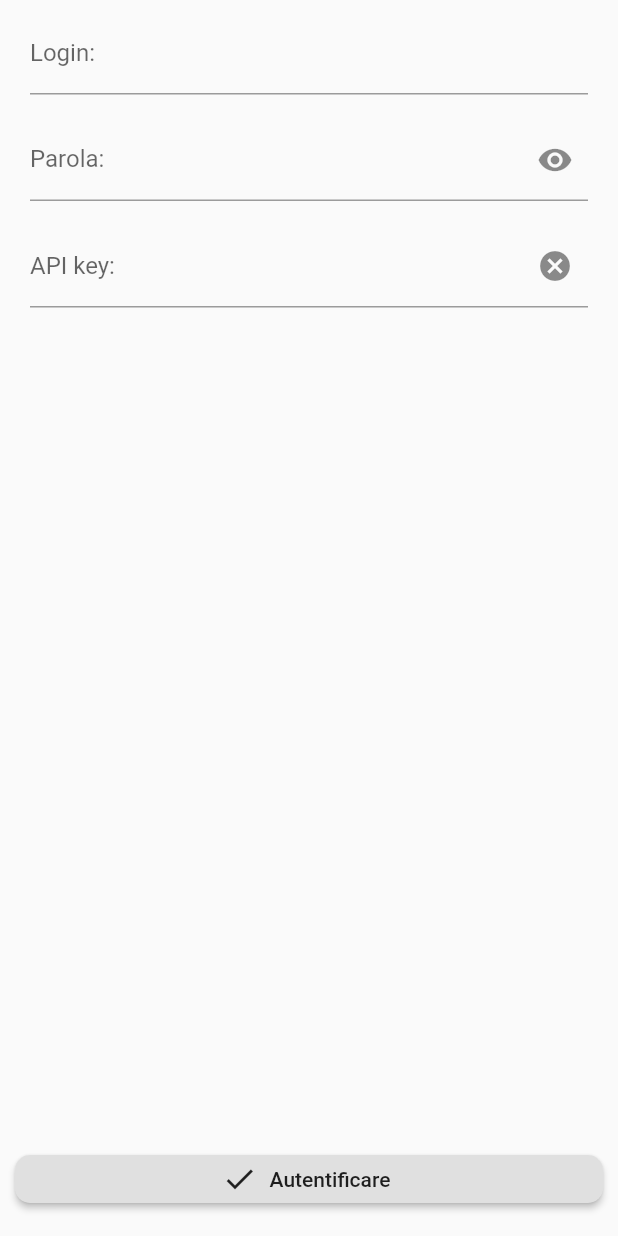
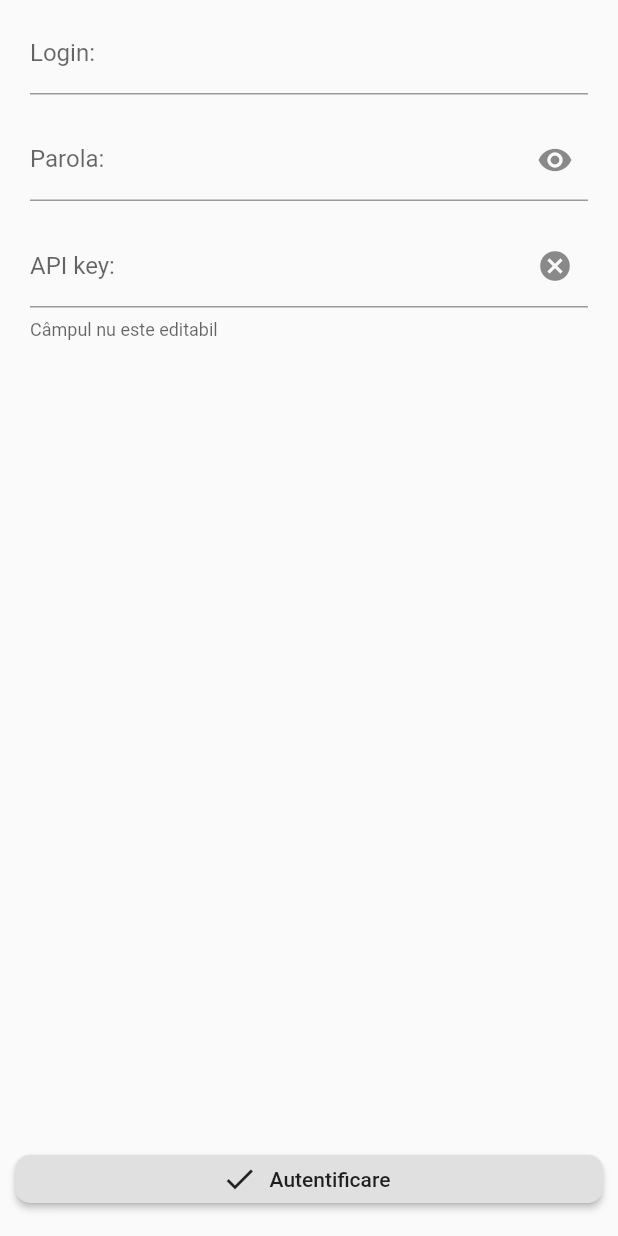
Before and after one commit to gorex013/barcode_scanner, a Flutter app: the AuthSettings screen opened directly, on a phone screen of 412 x 824 dp. Run offline on Flutter 3.47's test engine with Material 2 defaults, Android fonts, the phone set to English and light mode, and no system bars; our stand-ins replace connectivity; missing offline and left inert: app_settings, flutter_barcode_scanner.

Commit message:
Added helper text to API key text field.

```diff
--- a/lib/settings/auth_settings.dart
+++ b/lib/settings/auth_settings.dart
@@ -154,6 +154,7 @@ class _AuthSettings extends State<AuthSettings> {
                   readOnly: true,
                   decoration: InputDecoration(
                     labelText: "API key:",
+                    helperText: "Câmpul nu este editabil",
                     suffixIcon: IconButton(
                       icon: Icon(Icons.cancel),
                       onPressed: () async {
```
